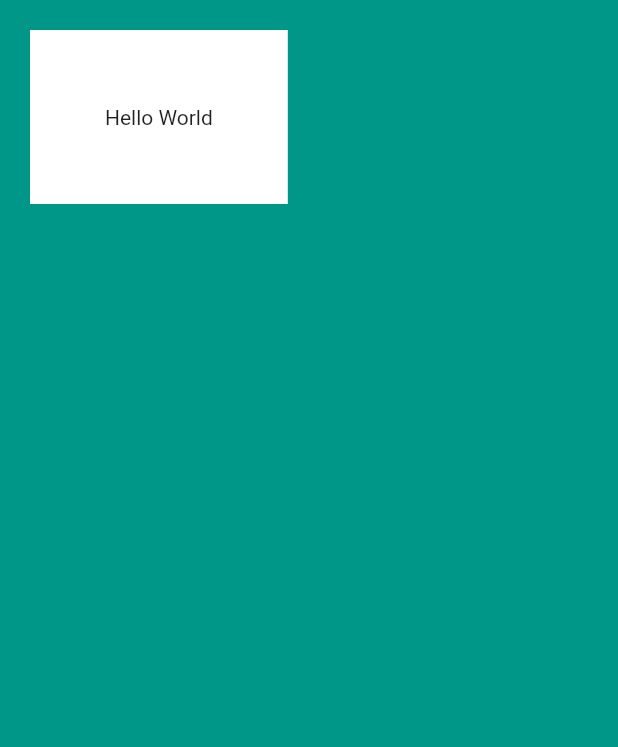
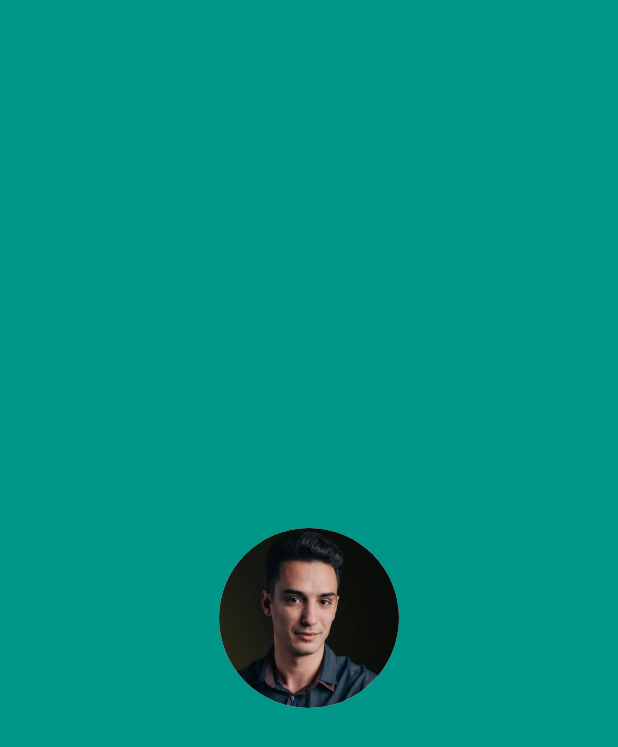
Before and after one commit to jaksm/mi_card, a Flutter app: the screen it shows after launch, on a phone screen of 412 x 824 dp. Shown: the top 747 px of the screen. Run offline on Flutter 3.47's test engine with Material 2 defaults, Android fonts, the phone set to English and light mode, and no system bars.

Commit message:
Add avatar

```diff
--- a/lib/main.dart
+++ b/lib/main.dart
@@ -25,11 +25,17 @@ class HomeScreen extends StatelessWidget {
     return Scaffold(
       backgroundColor: Colors.teal,
       body: SafeArea(
-        child: Container(
-          color: Colors.white,
-          padding: EdgeInsets.all(50),
-          margin: EdgeInsets.all(20),
-          child: Text('Hello World'),
+        child: Center(
+          child: Column(
+            mainAxisAlignment: MainAxisAlignment.center,
+            children: [
+              CircleAvatar(
+                radius: 60,
+                backgroundImage: AssetImage('assets/images/jaksa.jpeg'),
+                backgroundColor: Colors.white,
+              ),
+            ],
+          ),
         ),
       ),
     );
--- a/pubspec.yaml
+++ b/pubspec.yaml
@@ -45,9 +45,8 @@ flutter:
   uses-material-design: true
 
   # To add assets to your application, add an assets section, like this:
-  # assets:
-  #   - images/a_dot_burr.jpeg
-  #   - images/a_dot_ham.jpeg
+  assets:
+    - assets/images/
 
   # An image asset can refer to one or more resolution-specific "variants", see
   # https://flutter.dev/assets-and-images/#resolution-aware.
```
Also changed, not shown: assets/images/jaksa.jpeg (added).
